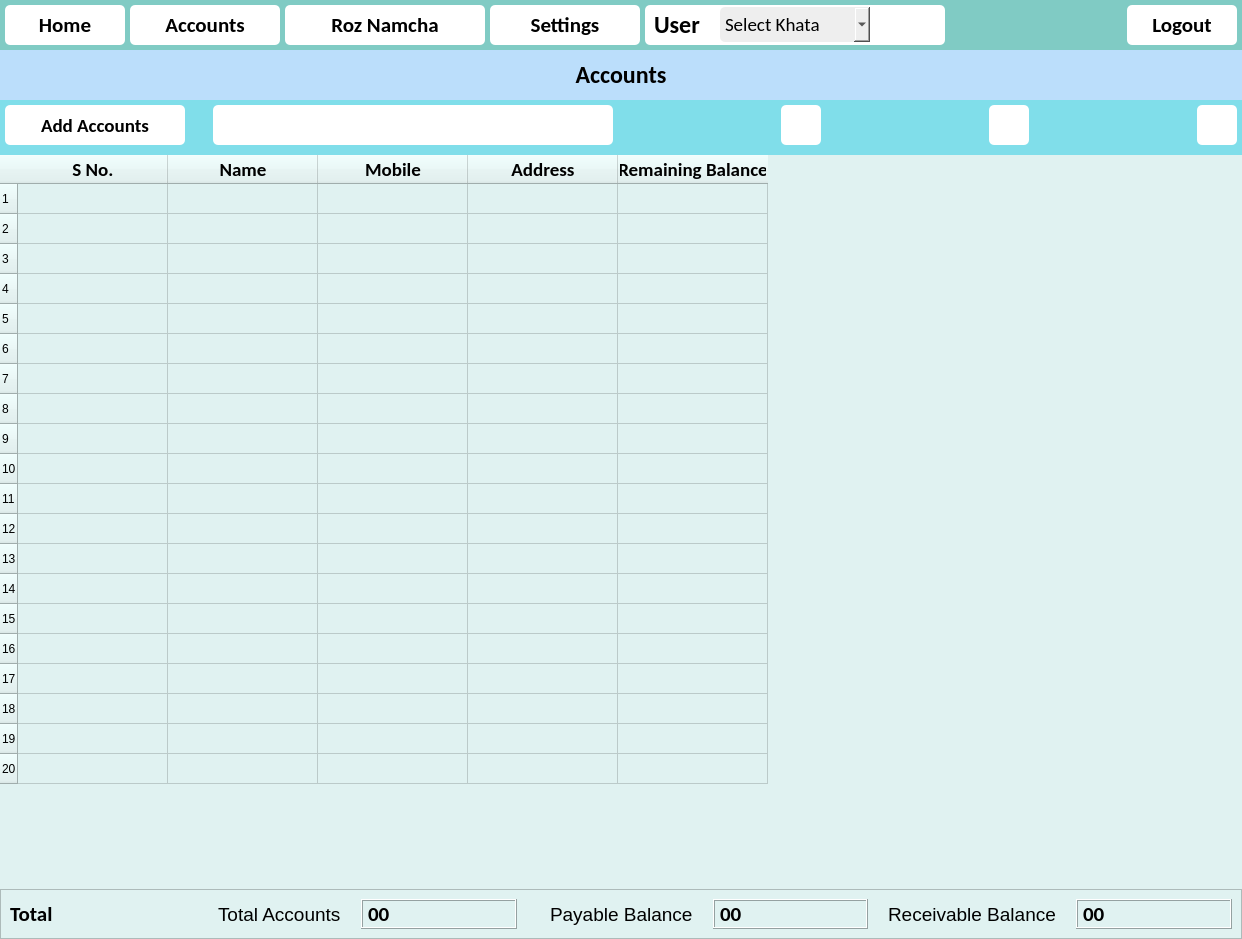
The window that ui/main_window.ui (CodeWithEhtisham/Digital-Khata) describes before a commit, drawn with Qt 5.
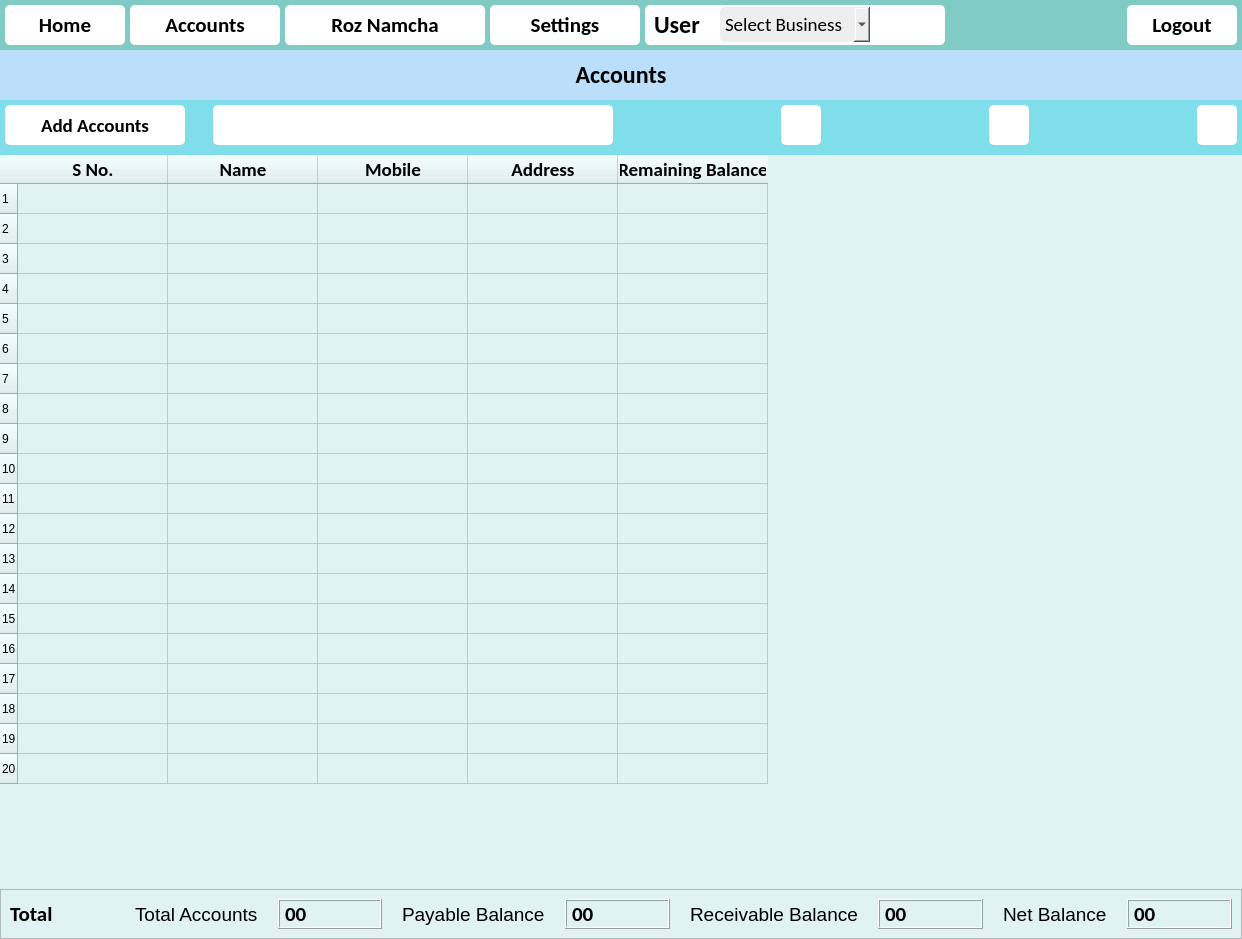
The same window after the commit. The open tabs and pages were chosen to show the change. Icons and pictures are not drawn.

Commit message: added some labels, ui changings, comma

Diff of the .ui file:
```diff
--- a/ui/main_window.ui
+++ b/ui/main_window.ui
@@ -347,7 +347,7 @@
             </property>
             <item>
              <property name="text">
-              <string>Select Khata</string>
+              <string>Select Business</string>
              </property>
             </item>
            </widget>
@@ -1405,6 +1405,39 @@
                 </property>
                </widget>
               </item>
+              <item alignment="Qt::AlignRight">
+               <widget class="QLabel" name="label_7">
+                <property name="font">
+                 <font>
+                  <pointsize>14</pointsize>
+                 </font>
+                </property>
+                <property name="text">
+                 <string>Net Balance</string>
+                </property>
+               </widget>
+              </item>
+              <item>
+               <widget class="QLabel" name="lbl_net_balance">
+                <property name="font">
+                 <font>
+                  <family>Calibri</family>
+                  <pointsize>16</pointsize>
+                  <weight>75</weight>
+                  <bold>true</bold>
+                 </font>
+                </property>
+                <property name="frameShape">
+             <enum>QFrame::Box</enum>
+            </property>
+            <property name="frameShadow">
+             <enum>QFrame::Raised</enum>
+            </property>
+                <property name="text">
+                 <string>00</string>
+                </property>
+               </widget>
+              </item>
              </layout>
             </widget>
            </item>
```
Left out of the diff: 35 changed lines with no effect on the pictures. The commit also changes 8 other files.
